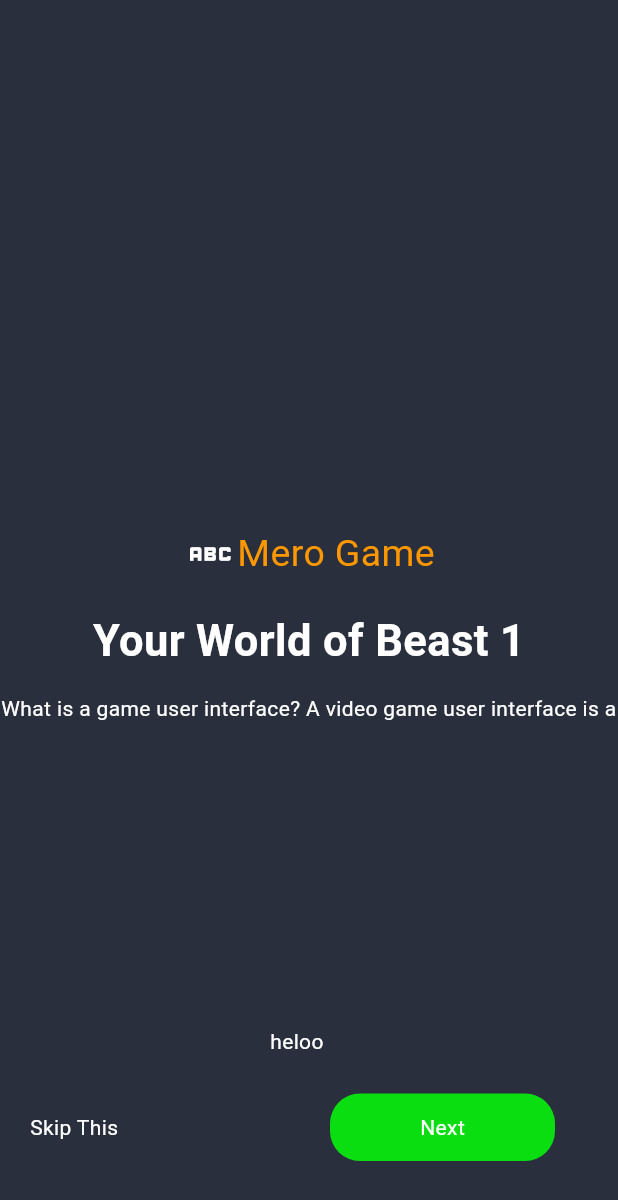
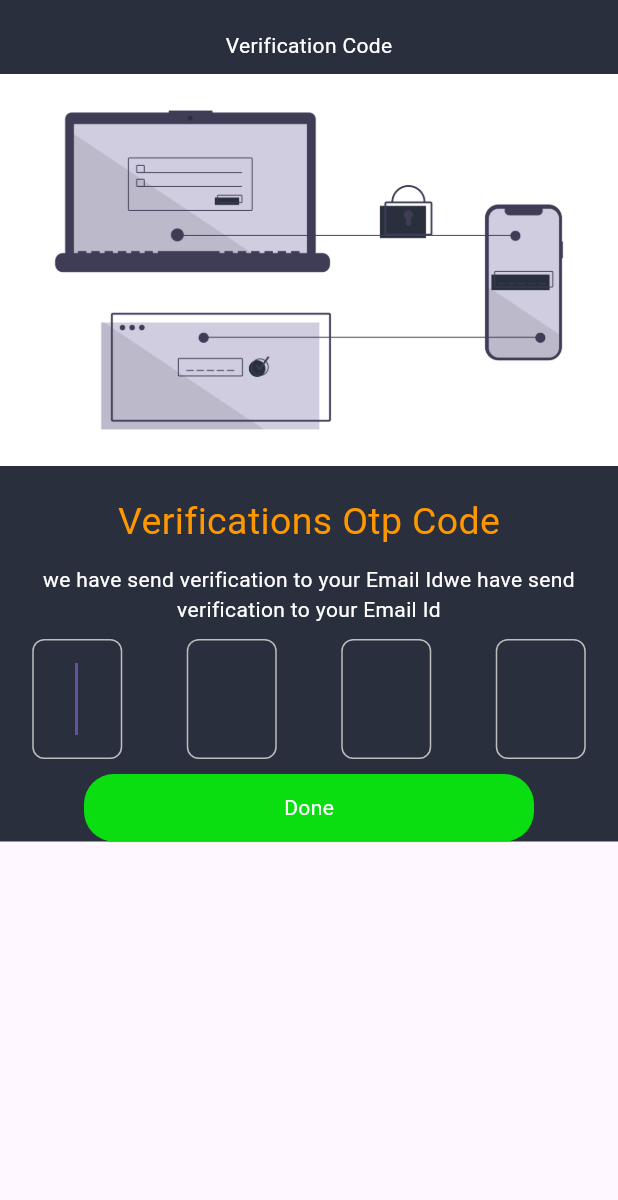
Before and after one commit to AsimSharma/gameappui, a Flutter app: the screen it shows after launch, on a phone screen of 412 x 824 dp. Shown: the top 1200 px of the screen. Run offline on Flutter 3.47's test engine with Material 3 defaults, Android fonts, the phone set to English and light mode, and no system bars.

Commit message:
otp_screen complets

```diff
--- a/analysis_options.yaml
+++ b/analysis_options.yaml
@@ -23,6 +23,5 @@ linter:
   rules:
     # avoid_print: false  # Uncomment to disable the `avoid_print` rule
     # prefer_single_quotes: true  # Uncomment to enable the `prefer_single_quotes` rule
-
 # Additional information about this file can be found at
 # https://dart.dev/guides/language/analysis-options
--- a/lib/main.dart
+++ b/lib/main.dart
@@ -1,7 +1,9 @@
 import 'package:flutter/material.dart';
-import 'package:gameappui/screen/onboarding_screen.dart';
+import 'package:gameappui/screen/otp_screen.dart';
+// import 'package:gameappui/screen/onboarding_screen.dart';
+
+// import 'screen/forgetpassword_screen.dart';
 // import 'package:gameappui/screen/register_screen.dart';
-
 // import 'screen/login_screen.dart';
 
 void main() {
@@ -15,7 +17,7 @@ class MyApp extends StatelessWidget {
   Widget build(BuildContext context) {
     return const MaterialApp(
       debugShowCheckedModeBanner: false,
-      home: OnBoardingScreen(),
+      home: OtpScreen(),
     );
   }
 }
--- a/lib/screen/onboarding_screen.dart
+++ b/lib/screen/onboarding_screen.dart
@@ -55,26 +55,30 @@ class _OnBoardingScreenState extends State<OnBoardingScreen> {
                       const SizedBox(
                         height: 15,
                       ),
-                      Text(
+                      Padding(
+                        padding: const EdgeInsets.all(8.0),
+                        child: Text(
                           onboardlist[index].decription,
                           style: secondText,
                           textAlign: TextAlign.center,
+                        ),
                       )
                     ],
                   ),
                 );
               }),
           const Positioned(
-              bottom: 120,
-              left: 180,
+              bottom: 100,
+              left: 150,
               child: Text(
                 "heloo",
                 style: secondText,
               )),
           Positioned(
-              bottom: 50,
-              width: 350,
-              left: 20,
+              bottom: 20,
+              width: 370,
+              child: Container(
+                padding: const EdgeInsets.all(20),
                 child: Row(
                   mainAxisAlignment: MainAxisAlignment.spaceBetween,
                   children: [
@@ -92,6 +96,7 @@ class _OnBoardingScreenState extends State<OnBoardingScreen> {
                           });
                         })
                   ],
+                ),
               ))
         ],
       ),
--- /dev/null
+++ b/lib/screen/otp_screen.dart
@@ -0,0 +1,177 @@
+import 'package:flutter/material.dart';
+
+import '../style/app_colors.dart';
+import '../widgets/custome_btns.dart';
+
+class OtpScreen extends StatelessWidget {
+  const OtpScreen({super.key});
+  final pinStyle = const TextStyle(fontSize: 32, fontWeight: FontWeight.bold);
+  @override
+  Widget build(BuildContext context) {
+    return Scaffold(
+      body: SafeArea(
+        child: SingleChildScrollView(
+          child: Container(
+              width: double.maxFinite,
+              color: primarycolors,
+              child: Column(
+                // crossAxisAlignment: ,
+                children: [
+                  const Center(
+                      child: Padding(
+                    padding: EdgeInsets.only(top: 20),
+                    child: Text(
+                      "Verification Code",
+                      style: secondText,
+                    ),
+                  )),
+                  Container(
+                    height: 280,
+                    child: Image.asset("assets/images/verification.png"),
+                  ),
+                  const SizedBox(
+                    height: 10,
+                  ),
+                  const Text(
+                    "Verifications Otp Code",
+                    style: headingText,
+                  ),
+                  const SizedBox(
+                    height: 10,
+                  ),
+                  const Text(
+                    "we have send verification to your Email Idwe have send verification to your Email Id",
+                    style: secondText,
+                    textAlign: TextAlign.center,
+                  ),
+                  //focous node
+                  const OTPFields(),
+                  CustomBtn(
+                    btnTitle: "Done",
+                    onPressed: () {},
+                  )
+                ],
+              )),
+        ),
+      ),
+    );
+  }
+}
+
+class OTPFields extends StatefulWidget {
+  const OTPFields({
+    Key? key,
+  }) : super(key: key);
+
+  @override
+  _OTPFieldsState createState() => _OTPFieldsState();
+}
+
+class _OTPFieldsState extends State<OTPFields> {
+  FocusNode? pin2FN;
+  FocusNode? pin3FN;
+  FocusNode? pin4FN;
+  final pinStyle = const TextStyle(
+      fontSize: 32, fontWeight: FontWeight.bold, color: inputcolor);
+
+  @override
+  void initState() {
+    super.initState();
+    pin2FN = FocusNode();
+    pin3FN = FocusNode();
+    pin4FN = FocusNode();
+  }
+
+  @override
+  void dispose() {
+    super.dispose();
+    pin2FN?.dispose();
+    pin3FN?.dispose();
+    pin4FN?.dispose();
+  }
+
+  void nextField(String value, FocusNode? focusNode) {
+    if (value.length == 1) {
+      focusNode!.requestFocus();
+    }
+  }
+
+  @override
+  Widget build(BuildContext context) {
+    return Form(
+      child: Column(
+        children: [
+          const SizedBox(height: 10.0),
+          Row(
+            mainAxisAlignment: MainAxisAlignment.spaceAround,
+            children: [
+              SizedBox(
+                width: 60,
+                child: TextFormField(
+                  autofocus: true,
+                  style: pinStyle,
+                  keyboardType: TextInputType.number,
+                  textAlign: TextAlign.center,
+                  decoration: inputDecoration,
+                  onChanged: (value) {
+                    nextField(value, pin2FN);
+                  },
+                ),
+              ),
+              SizedBox(
+                width: 60,
+                child: TextFormField(
+                  focusNode: pin2FN,
+                  style: pinStyle,
+                  keyboardType: TextInputType.number,
+                  textAlign: TextAlign.center,
+                  decoration: inputDecoration,
+                  onChanged: (value) => nextField(value, pin3FN),
+                ),
+              ),
+              SizedBox(
+                width: 60,
+                child: TextFormField(
+                  focusNode: pin3FN,
+                  style: pinStyle,
+                  keyboardType: TextInputType.number,
+                  textAlign: TextAlign.center,
+                  decoration: inputDecoration,
+                  onChanged: (value) => nextField(value, pin4FN),
+                ),
+              ),
+              SizedBox(
+                width: 60,
+                child: TextFormField(
+                  focusNode: pin4FN,
+                  style: pinStyle,
+                  keyboardType: TextInputType.number,
+                  textAlign: TextAlign.center,
+                  decoration: inputDecoration,
+                  onChanged: (value) {
+                    if (value.length == 1) {
+                      pin4FN!.unfocus();
+                    }
+                  },
+                ),
+              ),
+            ],
+          ),
+          const SizedBox(height: 10.0),
+        ],
+      ),
+    );
+  }
+}
+
+final inputBorder = OutlineInputBorder(
+  borderRadius: BorderRadius.circular(8.0),
+  borderSide: BorderSide(color: Colors.grey.shade400),
+);
+final inputDecoration = InputDecoration(
+  contentPadding: const EdgeInsets.symmetric(vertical: 16.0),
+  border: inputBorder,
+  focusedBorder: inputBorder,
+  focusColor: inputcolor,
+  enabledBorder: inputBorder,
+);
```
Also changed, not shown: lib/screen/forgetpassword_screen.dart (added, +34 -0 lines), pubspec.yaml (+4 -8 lines), assets/images/forgetpassword.png (added), assets/images/verification.png (added). Lines whose indentation alone changed are shown as unchanged.
